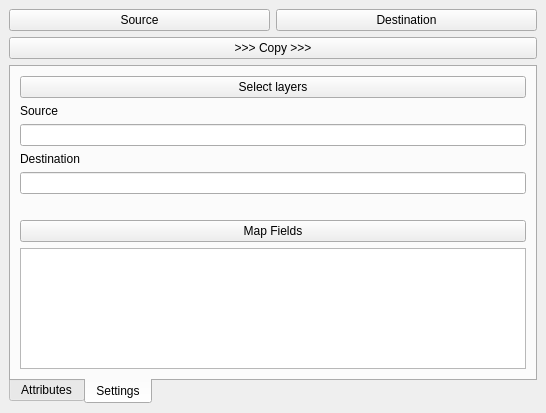
Above: Gobbler_dockwidget_base.ui from Bandit253/gobbler before the change. Below: the same form after it.
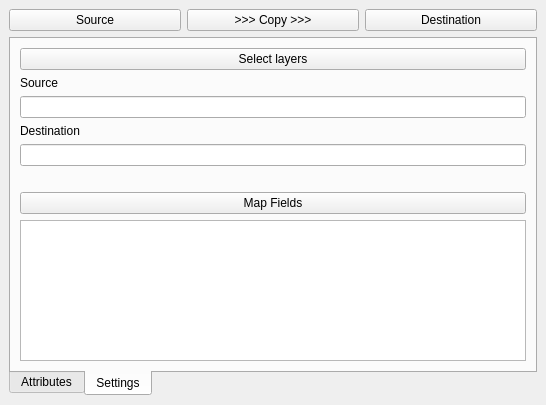
That is the form after the change.

The edit to the form file:
```diff
--- a/Gobbler_dockwidget_base.ui
+++ b/Gobbler_dockwidget_base.ui
@@ -7,7 +7,7 @@
     <x>0</x>
     <y>0</y>
     <width>546</width>
-    <height>413</height>
+    <height>405</height>
    </rect>
   </property>
   <property name="windowTitle">
@@ -24,6 +24,13 @@
         </property>
        </widget>
       </item>
+      <item>
+       <widget class="QPushButton" name="btn_copy">
+        <property name="text">
+         <string>&gt;&gt;&gt; Copy &gt;&gt;&gt;</string>
+        </property>
+       </widget>
+      </item>
       <item>
        <widget class="QPushButton" name="btn_dest">
         <property name="text">
@@ -140,13 +147,6 @@
       </widget>
      </widget>
     </item>
-    <item row="1" column="0">
-     <widget class="QPushButton" name="btn_copy">
-      <property name="text">
-       <string>&gt;&gt;&gt; Copy &gt;&gt;&gt;</string>
-      </property>
-     </widget>
-    </item>
    </layout>
   </widget>
  </widget>
```
